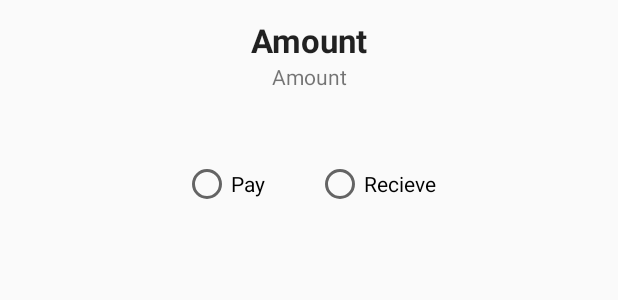
After one commit to jaspreetsidhu3/payment_transaction, an Android app: the layout adddialogfragment.xml on its own in the app's theme, with its tools: preview values and no code run, on a phone screen of 412 x 824 dp. The commit adds this screen. Shown: the top 300 px of the screen. Run offline under Robolectric (Android 15) with nearby library versions, the phone set to English and light mode, and no system bars.

Commit message:
added dialog fragment

```diff
--- /dev/null
+++ b/app/src/main/java/com/example/paymenttransaction/Fragment/AddDialogFragment.java
@@ -0,0 +1,38 @@
+package com.example.paymenttransaction.Fragment;
+
+import android.app.AlertDialog;
+import android.app.Dialog;
+import android.content.DialogInterface;
+import android.os.Bundle;
+import android.view.LayoutInflater;
+import android.view.View;
+
+import androidx.annotation.NonNull;
+import androidx.annotation.Nullable;
+import androidx.appcompat.app.AppCompatDialogFragment;
+
+
+import com.example.paymenttransaction.R;
+
+public class AddDialogFragment extends AppCompatDialogFragment {
+    @NonNull
+    @Override
+    public Dialog onCreateDialog(@Nullable Bundle savedInstanceState) {
+        AlertDialog.Builder builder = new AlertDialog.Builder(getContext());
+        View view = LayoutInflater.from(getContext()).inflate(R.layout.adddialogfragment, null);
+        builder.setView(view)
+                .setTitle("Detail Dialog")
+                .setPositiveButton("Save", new DialogInterface.OnClickListener() {
+                    @Override
+                    public void onClick(DialogInterface dialog, int which) {
+
+                    }
+                }).setNegativeButton("Cancel", new DialogInterface.OnClickListener() {
+            @Override
+            public void onClick(DialogInterface dialog, int which) {
+
+            }
+        });
+        return builder.create();
+    }
+}
--- a/app/src/main/java/com/example/paymenttransaction/Fragment/Addfragment.java
+++ b/app/src/main/java/com/example/paymenttransaction/Fragment/Addfragment.java
@@ -4,6 +4,7 @@ import android.os.Bundle;
 import android.view.LayoutInflater;
 import android.view.View;
 import android.view.ViewGroup;
+import android.widget.Button;
 
 import androidx.annotation.NonNull;
 import androidx.annotation.Nullable;
@@ -12,11 +13,19 @@ import androidx.fragment.app.Fragment;
 import com.example.paymenttransaction.R;
 
 public class Addfragment extends Fragment{
-
+private Button btnproceeds;
     @Nullable
     @Override
     public View onCreateView(@NonNull LayoutInflater inflater, @Nullable ViewGroup container, @Nullable Bundle savedInstanceState) {
         View view=LayoutInflater.from(getContext()).inflate(R.layout.addfragment,null);
+        btnproceeds=view.findViewById(R.id.proceed);
+        btnproceeds.setOnClickListener(new View.OnClickListener() {
+            @Override
+            public void onClick(View v) {
+                AddDialogFragment addDialogFragment=new AddDialogFragment();
+                addDialogFragment.show(getFragmentManager(),"Detail dialog");
+            }
+        });
         return view;
     }
 }
--- a/app/src/main/java/com/example/paymenttransaction/HomeScreen.java
+++ b/app/src/main/java/com/example/paymenttransaction/HomeScreen.java
@@ -21,7 +21,6 @@ public class HomeScreen extends AppCompatActivity {
         tabLayout.addTab(tabLayout.newTab().setIcon(R.drawable.ic_baseline_account_balance_wallet_24));
         tabLayout.addTab(tabLayout.newTab().setIcon(R.drawable.ic_baseline_account_balance_24));
         MyPageViewerAdapter myPageViewerAdapter=new MyPageViewerAdapter(getSupportFragmentManager(),tabLayout.getTabCount());
-
         viewPager.addOnPageChangeListener(new TabLayout.TabLayoutOnPageChangeListener(tabLayout));
         tabLayout.addOnTabSelectedListener(new TabLayout.OnTabSelectedListener() {
             @Override
--- /dev/null
+++ b/app/src/main/res/layout/adddialogfragment.xml
@@ -0,0 +1,58 @@
+<?xml version="1.0" encoding="utf-8"?>
+<androidx.constraintlayout.widget.ConstraintLayout
+    xmlns:android="http://schemas.android.com/apk/res/android"
+    xmlns:app="http://schemas.android.com/apk/res-auto"
+    android:layout_width="match_parent"
+    android:padding="12dp"
+    android:layout_height="match_parent">
+
+    <LinearLayout
+        android:layout_width="wrap_content"
+        android:layout_height="wrap_content"
+        android:orientation="vertical"
+        app:layout_constraintEnd_toEndOf="parent"
+        app:layout_constraintStart_toStartOf="parent"
+        app:layout_constraintTop_toTopOf="parent">
+
+        <TextView
+            style="@style/TextAppearance.AppCompat.Large"
+            android:layout_width="wrap_content"
+            android:layout_height="wrap_content"
+            android:text="Amount"
+            android:textStyle="bold"
+            android:layout_gravity="center_horizontal"
+            app:layout_constraintEnd_toEndOf="parent"
+            app:layout_constraintStart_toStartOf="parent"
+            app:layout_constraintTop_toTopOf="parent"></TextView>
+        <TextView
+            style="@style/TextAppearance.AppCompat.Small"
+            android:layout_width="wrap_content"
+            android:layout_height="wrap_content"
+            android:text="Amount"
+            android:layout_gravity="center_horizontal"
+            app:layout_constraintEnd_toEndOf="parent"
+            app:layout_constraintStart_toStartOf="parent"
+            app:layout_constraintTop_toTopOf="parent"></TextView>
+        <RadioGroup
+            android:layout_width="wrap_content"
+            android:layout_height="wrap_content"
+            android:orientation="horizontal"
+            android:padding="12dp"
+            android:layout_marginTop="34dp"
+            >
+            <RadioButton
+                android:layout_width="wrap_content"
+                android:layout_height="wrap_content"
+                android:text="Pay"
+                android:layout_marginRight="34dp"
+                android:id="@+id/pay"
+                ></RadioButton>
+            <RadioButton
+                android:layout_width="wrap_content"
+                android:layout_height="wrap_content"
+                android:text="Recieve"
+                android:id="@+id/recieve"
+                ></RadioButton>
+        </RadioGroup>
+    </LinearLayout>
+</androidx.constraintlayout.widget.ConstraintLayout>
```
